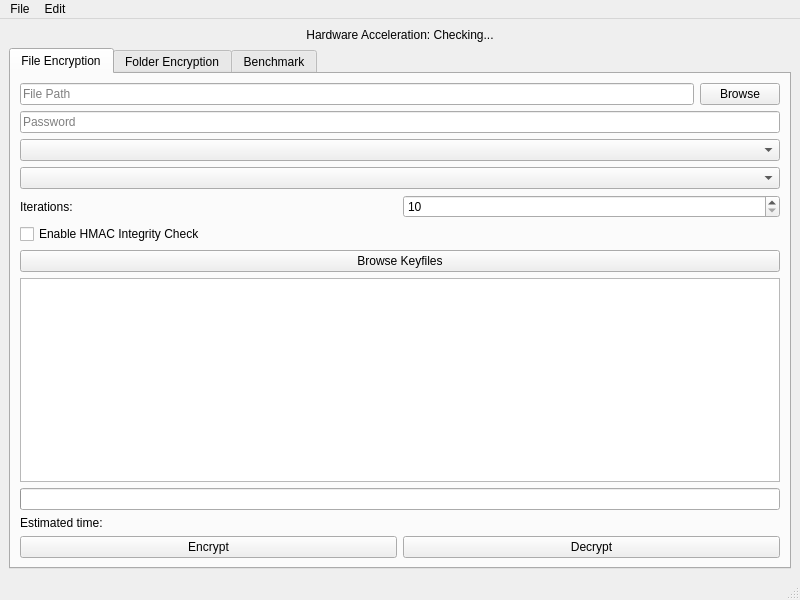
Before: the Qt Designer form ui/mainwindow.ui in brammittendorff/opencryptui, drawn with Qt 5.
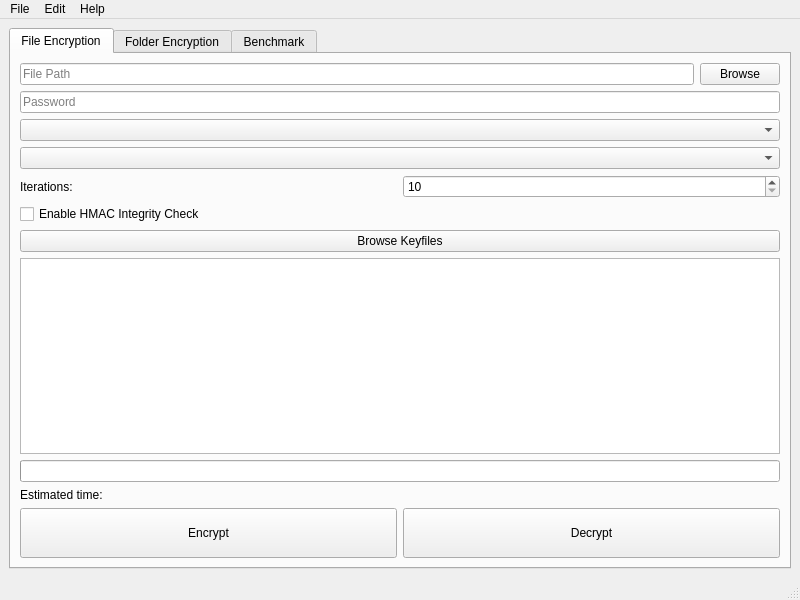
After: the same form once the commit is applied. Custom widgets are drawn as their Qt base class.

Commit message: Added about with hardware acceleration for better ui

The edit to the form file:
```diff
--- a/ui/mainwindow.ui
+++ b/ui/mainwindow.ui
@@ -15,16 +15,6 @@
         </property>
         <widget class="QWidget" name="centralwidget">
             <layout class="QVBoxLayout" name="verticalLayout">
-                <item>
-                    <widget class="QLabel" name="hardwareAccelerationLabel">
-                        <property name="text">
-                            <string>Hardware Acceleration: Checking...</string>
-                        </property>
-                        <property name="alignment">
-                            <set>Qt::AlignCenter</set>
-                        </property>
-                    </widget>
-                </item>
                 <item>
                     <widget class="QTabWidget" name="tabWidget">
                         <property name="currentIndex">
@@ -138,6 +128,18 @@
                                                 <property name="text">
                                                     <string>Encrypt</string>
                                                 </property>
+                                                <property name="sizePolicy">
+                                                    <sizepolicy hsizetype="Expanding" vsizetype="Preferred">
+                                                        <horstretch>0</horstretch>
+                                                        <verstretch>0</verstretch>
+                                                    </sizepolicy>
+                                                </property>
+                                                <property name="minimumSize">
+                                                    <size>
+                                                        <width>0</width>
+                                                        <height>50</height>
+                                                    </size>
+                                                </property>
                                             </widget>
                                         </item>
                                         <item>
@@ -145,6 +147,18 @@
                                                 <property name="text">
                                                     <string>Decrypt</string>
                                                 </property>
+                                                <property name="sizePolicy">
+                                                    <sizepolicy hsizetype="Expanding" vsizetype="Preferred">
+                                                        <horstretch>0</horstretch>
+                                                        <verstretch>0</verstretch>
+                                                    </sizepolicy>
+                                                </property>
+                                                <property name="minimumSize">
+                                                    <size>
+                                                        <width>0</width>
+                                                        <height>50</height>
+                                                    </size>
+                                                </property>
                                             </widget>
                                         </item>
                                     </layout>
@@ -332,8 +346,15 @@
                 </property>
                 <addaction name="actionPreferences"/>
             </widget>
+            <widget class="QMenu" name="menuHelp">
+                <property name="title">
+                    <string>Help</string>
+                </property>
+                <addaction name="actionAbout"/>
+            </widget>
             <addaction name="menuFile"/>
             <addaction name="menuEdit"/>
+            <addaction name="menuHelp"/>
         </widget>
         <widget class="QStatusBar" name="statusbar"/>
         <action name="actionExit">
```
Left out of the diff: 29 changed lines with no effect on the pictures. The commit also changes 2 other files.
